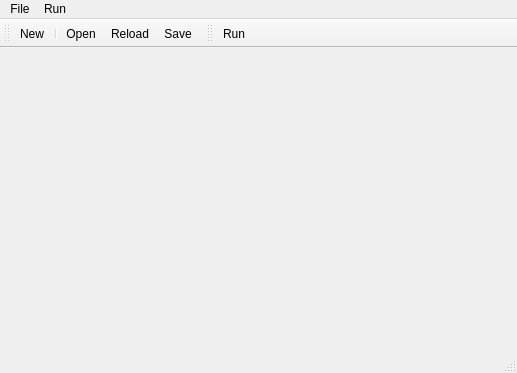
Qt form RobWorkStudio/src/rwslibs/luaeditor/LuaEditorWindow.ui (onier/RobWork) before a commit.
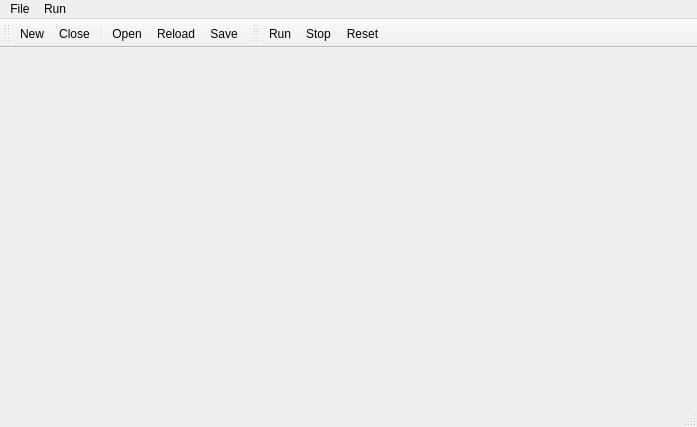
The same form after that commit. Icons and pictures are not drawn.

Commit message: upgraded lua editor

```diff
--- a/RobWorkStudio/src/rwslibs/luaeditor/LuaEditorWindow.ui
+++ b/RobWorkStudio/src/rwslibs/luaeditor/LuaEditorWindow.ui
@@ -6,8 +6,8 @@
    <rect>
     <x>0</x>
     <y>0</y>
-    <width>517</width>
-    <height>373</height>
+    <width>697</width>
+    <height>427</height>
    </rect>
   </property>
   <property name="windowTitle">
@@ -19,8 +19,8 @@
     <rect>
      <x>0</x>
      <y>0</y>
-     <width>517</width>
-     <height>20</height>
+     <width>697</width>
+     <height>25</height>
     </rect>
    </property>
    <widget class="QMenu" name="menuFile">
@@ -58,6 +58,7 @@
     <bool>false</bool>
    </attribute>
    <addaction name="actionNew"/>
+   <addaction name="actionClose"/>
    <addaction name="separator"/>
    <addaction name="actionOpen"/>
    <addaction name="actionReload"/>
@@ -74,6 +75,8 @@
     <bool>false</bool>
    </attribute>
    <addaction name="actionRun"/>
+   <addaction name="actionStop"/>
+   <addaction name="actionReset"/>
   </widget>
   <widget class="QStatusBar" name="statusbar"/>
   <action name="actionNew">
@@ -144,6 +147,34 @@
     <string>Reload</string>
    </property>
   </action>
+  <action name="actionClose">
+   <property name="icon">
+    <iconset resource="../../rws/rwstudio_resources.qrc">
+     <normaloff>:/images/close.png</normaloff>
+     <normalon>:/images/close.png</normalon>:/images/close.png</iconset>
+   </property>
+   <property name="text">
+    <string>Close</string>
+   </property>
+  </action>
+  <action name="actionSave_All">
+   <property name="text">
+    <string>Save All</string>
+   </property>
+  </action>
+  <action name="actionStop">
+   <property name="text">
+    <string>Stop</string>
+   </property>
+  </action>
+  <action name="actionReset">
+   <property name="text">
+    <string>Reset</string>
+   </property>
+   <property name="toolTip">
+    <string>Resets the Lua state such as variables</string>
+   </property>
+  </action>
  </widget>
  <resources>
   <include location="../../rws/rwstudio_resources.qrc"/>
```
Left out of the diff: 5 changed lines with no effect on the pictures. The commit also changes 12 other files.
